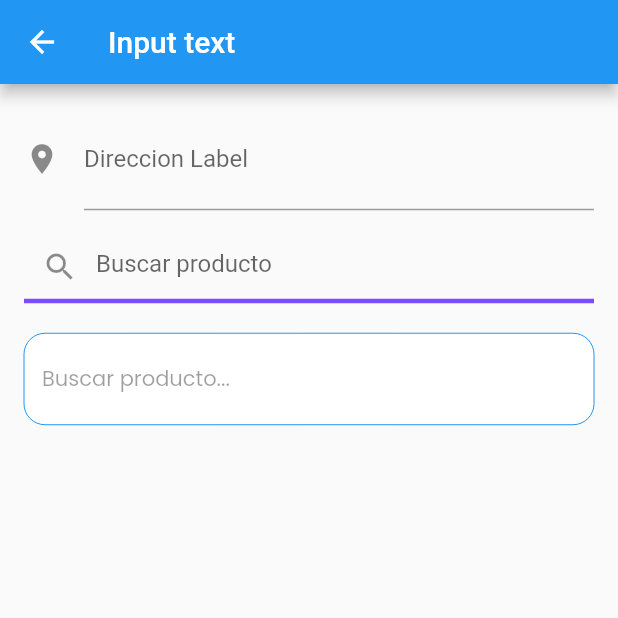
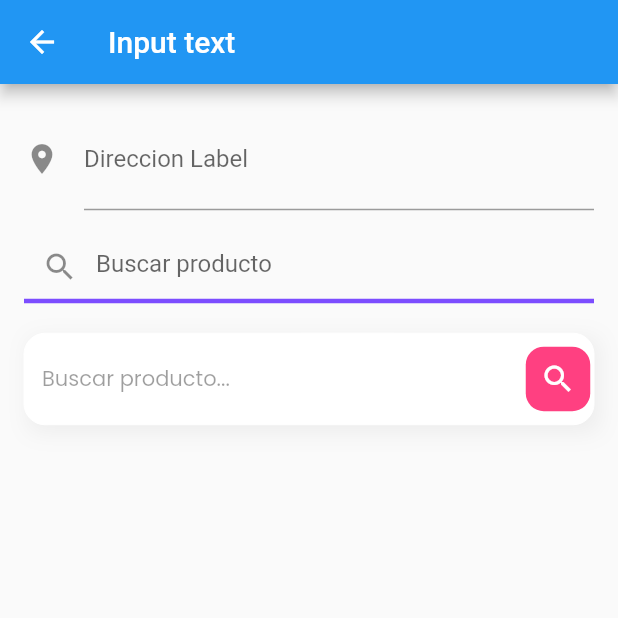
Before and after one commit to stark-ace-1891/tf06p_0016_codigo_components, a Flutter app: the InputPage screen opened directly, on a phone screen of 412 x 824 dp, the top half of it. Run offline on Flutter 3.47's test engine with Material 2 defaults, Android fonts, the phone set to English and light mode, and no system bars; our stand-ins replace google_fonts; network calls fail.

```diff
--- a/lib/pages/input_page.dart
+++ b/lib/pages/input_page.dart
@@ -70,7 +70,15 @@ class InputPage extends StatelessWidget {
             SizedBox(
               height: 20,
             ),
-            TextField(
+            Container(
+              decoration: BoxDecoration(boxShadow: [
+                BoxShadow(
+                  color: Colors.black.withOpacity(0.06),
+                  offset: Offset(3, 4),
+                  blurRadius: 12,
+                ),
+              ]),
+              child: TextField(
                 decoration: InputDecoration(
                   hintText: "Buscar producto...",
                   hintStyle: GoogleFonts.poppins(
@@ -79,11 +87,30 @@ class InputPage extends StatelessWidget {
                   ),
                   fillColor: Colors.white,
                   filled: true,
+                  suffixIcon: Container(
+                    margin: EdgeInsets.all(2.5),
+                    decoration: BoxDecoration(
+                      color: Colors.pinkAccent,
+                      borderRadius: BorderRadius.circular(12),
+                    ),
+                    child: Icon(
+                      Icons.search,
+                      color: Colors.white,
+                    ),
+                  ),
                   enabledBorder: OutlineInputBorder(
                     borderRadius: BorderRadius.circular(14),
                     borderSide: BorderSide(
-                    color: Colors.blue,
+                      color: Colors.white,
                       width: 0,
+                    ),
+                  ),
+                  focusedBorder: OutlineInputBorder(
+                    borderRadius: BorderRadius.circular(14),
+                    borderSide: BorderSide(
+                      color: Colors.white,
+                      width: 0,
+                    ),
                   ),
                 ),
               ),
```
Lines whose indentation alone changed are shown as unchanged.
